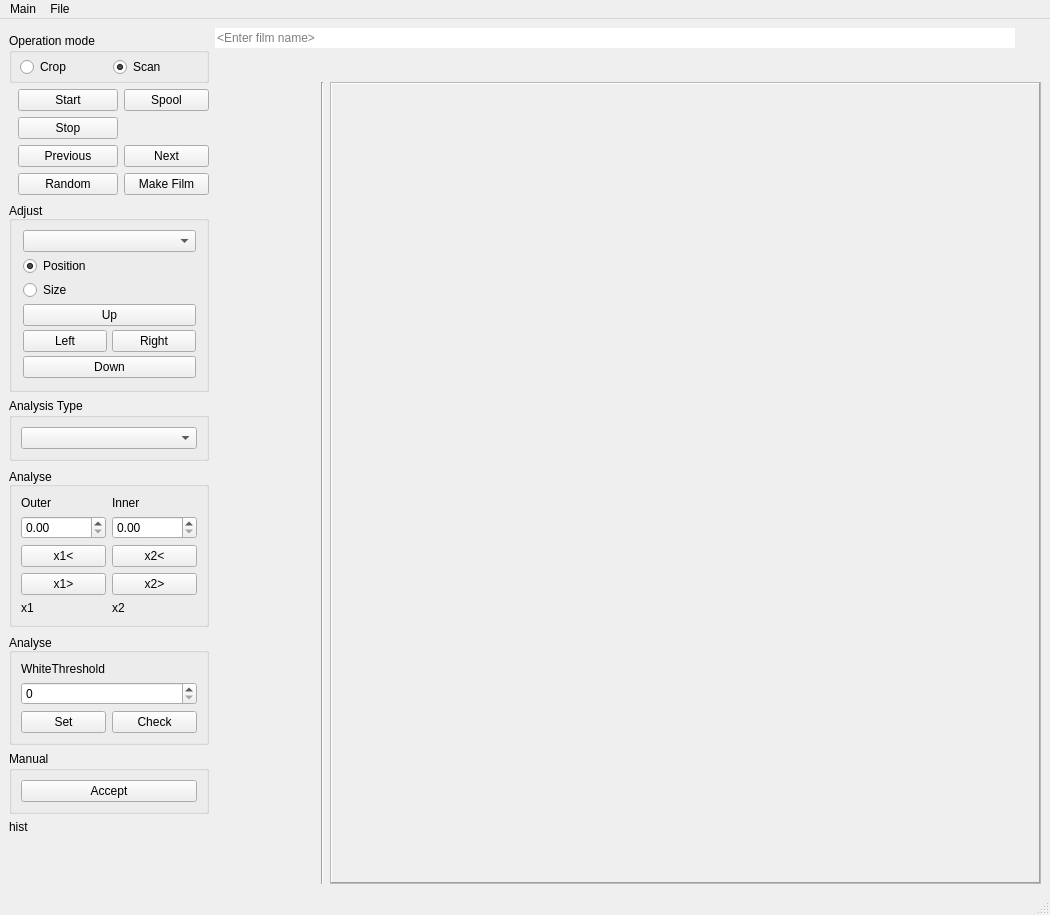
This is ui/Scan8mmFilm_ui.ui in warwickh/scan8mmfilm-app as Qt 5 draws it before an edit. The edited form follows.
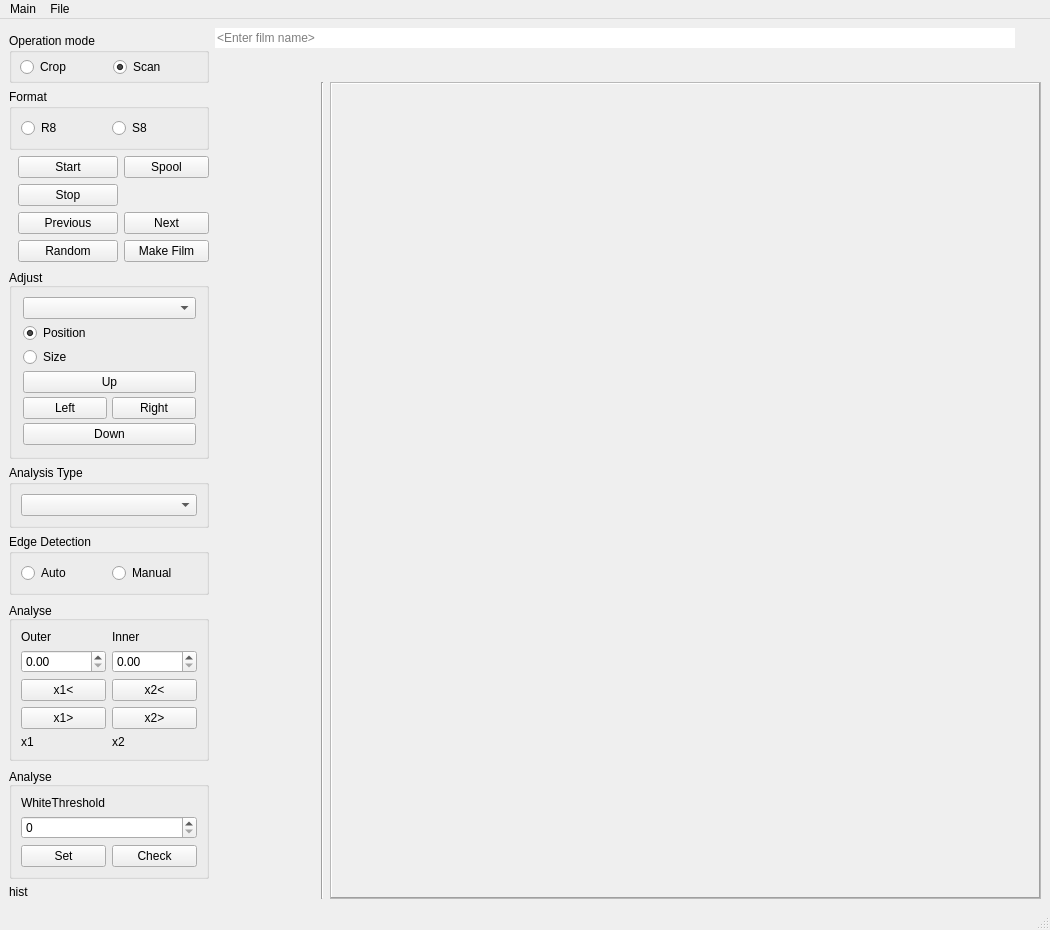
This is the edited form.

Commit message: auto edge detection

```diff
--- a/ui/Scan8mmFilm_ui.ui
+++ b/ui/Scan8mmFilm_ui.ui
@@ -91,6 +91,47 @@
         </layout>
        </widget>
       </item>
+      <item>
+       <widget class="QGroupBox" name="gbFormat">
+        <property name="sizePolicy">
+         <sizepolicy hsizetype="Preferred" vsizetype="Minimum">
+          <horstretch>0</horstretch>
+          <verstretch>0</verstretch>
+         </sizepolicy>
+        </property>
+        <property name="title">
+         <string>Format</string>
+        </property>
+        <layout class="QHBoxLayout" name="horizontalLayout_5">
+         <item>
+          <widget class="QRadioButton" name="rbtnR8">
+           <property name="text">
+            <string>R8</string>
+           </property>
+          </widget>
+         </item>
+         <item>
+          <widget class="QRadioButton" name="rbtnS8">
+           <property name="sizePolicy">
+            <sizepolicy hsizetype="Minimum" vsizetype="Fixed">
+             <horstretch>0</horstretch>
+             <verstretch>0</verstretch>
+            </sizepolicy>
+           </property>
+           <property name="minimumSize">
+            <size>
+             <width>0</width>
+             <height>0</height>
+            </size>
+           </property>
+           <property name="text">
+            <string>S8</string>
+           </property>
+          </widget>
+         </item>
+        </layout>
+       </widget>
+      </item>
       <item>
        <layout class="QGridLayout" name="gridLayout_2">
         <property name="sizeConstraint">
@@ -453,6 +494,29 @@
         </layout>
        </widget>
       </item>
+      <item>
+       <widget class="QGroupBox" name="gboxEdgeDet">
+        <property name="title">
+         <string>Edge Detection</string>
+        </property>
+        <layout class="QHBoxLayout" name="horizontalLayout_14">
+         <item>
+          <widget class="QRadioButton" name="rbtnAutoEdge">
+           <property name="text">
+            <string>Auto</string>
+           </property>
+          </widget>
+         </item>
+         <item>
+          <widget class="QRadioButton" name="rbtnManEdge">
+           <property name="text">
+            <string>Manual</string>
+           </property>
+          </widget>
+         </item>
+        </layout>
+       </widget>
+      </item>
       <item>
        <widget class="QGroupBox" name="gboxAnalyse">
         <property name="sizePolicy">
@@ -640,7 +704,7 @@
                 </sizepolicy>
                </property>
                <property name="maximum">
-                <number>300</number>
+                <number>255</number>
                </property>
               </widget>
              </item>
@@ -681,22 +745,6 @@
         </layout>
        </widget>
       </item>
-      <item>
-       <widget class="QGroupBox" name="gboxManual">
-        <property name="title">
-         <string>Manual</string>
-        </property>
-        <layout class="QVBoxLayout" name="verticalLayout_5">
-         <item>
-          <widget class="QPushButton" name="pbtnManual">
-           <property name="text">
-            <string>Accept</string>
-           </property>
-          </widget>
-         </item>
-        </layout>
-       </widget>
-      </item>
       <item>
        <widget class="QLabel" name="lblHist">
         <property name="minimumSize">
```
The commit also changes 10 other files.
